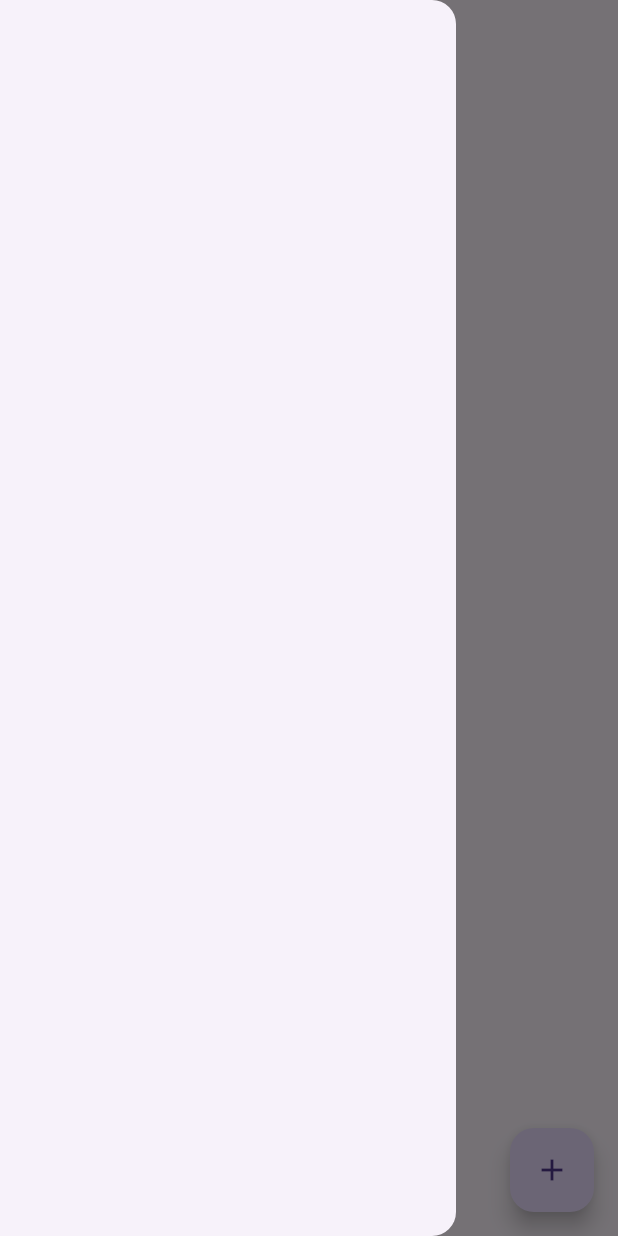
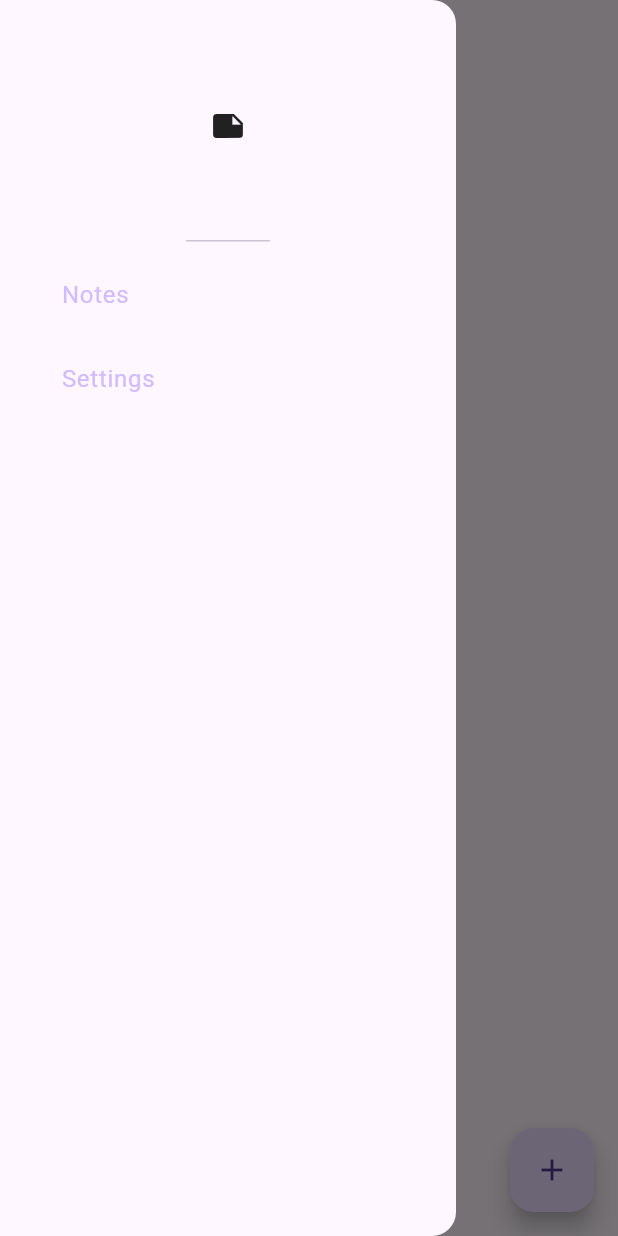
Before and after one commit to josiasmartins/notes_app_flutter, a Flutter app: the screen it shows after launch, with the side drawer open, on a phone screen of 412 x 824 dp. Run offline on Flutter 3.47's test engine with Material 3 defaults, Android fonts, the phone set to English and light mode, and no system bars; our stand-ins replace google_fonts, isar; accounts and stored records are empty; generated files the repository leaves out were written again.

Commit message:
feature: create page settings

```diff
--- /dev/null
+++ b/lib/components/drawer.dart
@@ -0,0 +1,43 @@
+import "package:flutter/material.dart";
+import "package:notes_app/components/drawer_tile.dart";
+import "package:notes_app/pages/settings_page.dart";
+
+class MyDrawer extends StatelessWidget {
+  const MyDrawer({super.key});
+
+  @override
+  Widget build(BuildContext context) {
+    return Drawer(
+      backgroundColor: Theme.of(context).colorScheme.background,
+      child: Column(
+        children: [
+          // header
+          const DrawerHeader(
+            child: Icon(Icons.note),
+          ),
+
+          // notes tile
+          DrawerTile(
+            tile: "Notes",
+            leading: Icon(Icons.home),
+            onTap: () => Navigator.pop(context),
+          ),
+
+          DrawerTile(
+            tile: "Settings",
+            leading: Icon(Icons.settings),
+            onTap: () {
+              Navigator.pop(context);
+              Navigator.push(
+                context,
+                MaterialPageRoute(builder: (context) => SettingsPage()),
+              );
+            },
+          )
+
+          // settings
+        ],
+      ),
+    );
+  }
+}
--- /dev/null
+++ b/lib/components/drawer_tile.dart
@@ -0,0 +1,28 @@
+import "package:flutter/material.dart";
+
+class DrawerTile extends StatelessWidget {
+  final String tile;
+  final Widget leading;
+  final void Function()? onTap;
+
+  const DrawerTile({
+    super.key,
+    required this.tile,
+    required this.leading,
+    required this.onTap,
+  });
+
+  @override
+  Widget build(BuildContext context) {
+    return Padding(
+      padding: const EdgeInsets.only(left: 25.0),
+      child: ListTile(
+        title: Text(
+          tile,
+          style: TextStyle(color: Theme.of(context).colorScheme.inversePrimary),
+        ),
+        onTap: onTap,
+      ),
+    );
+  }
+}
--- a/lib/pages/note_page.dart
+++ b/lib/pages/note_page.dart
@@ -1,5 +1,6 @@
 import 'package:flutter/material.dart';
 import 'package:google_fonts/google_fonts.dart';
+import 'package:notes_app/components/drawer.dart';
 import 'package:notes_app/models/note.dart';
 import 'package:notes_app/models/note_database.dart';
 import 'package:provider/provider.dart';
@@ -110,7 +111,7 @@ class _NotePageState extends State<NotePage> {
         onPressed: createNote,
         child: Icon(Icons.add),
       ),
-      drawer: Drawer(),
+      drawer: const MyDrawer(),
       body: Column(
         crossAxisAlignment: CrossAxisAlignment.start,
         children: [
```
Also changed, not shown: lib/pages/settings_page.dart (added, +34 -0 lines).
